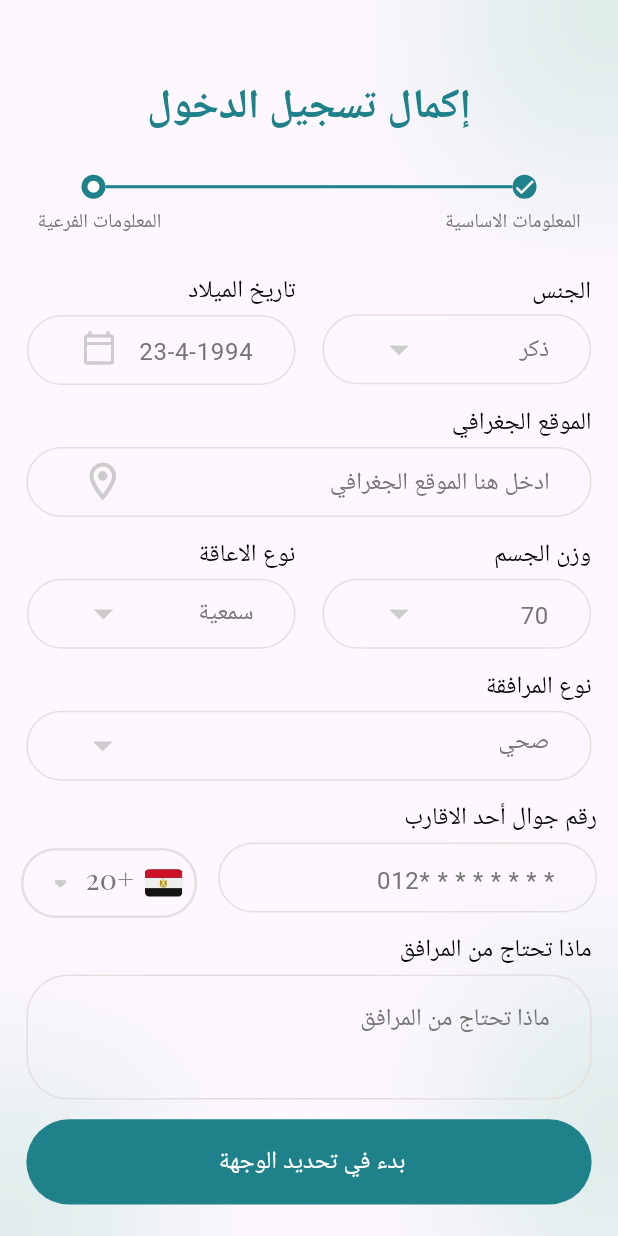
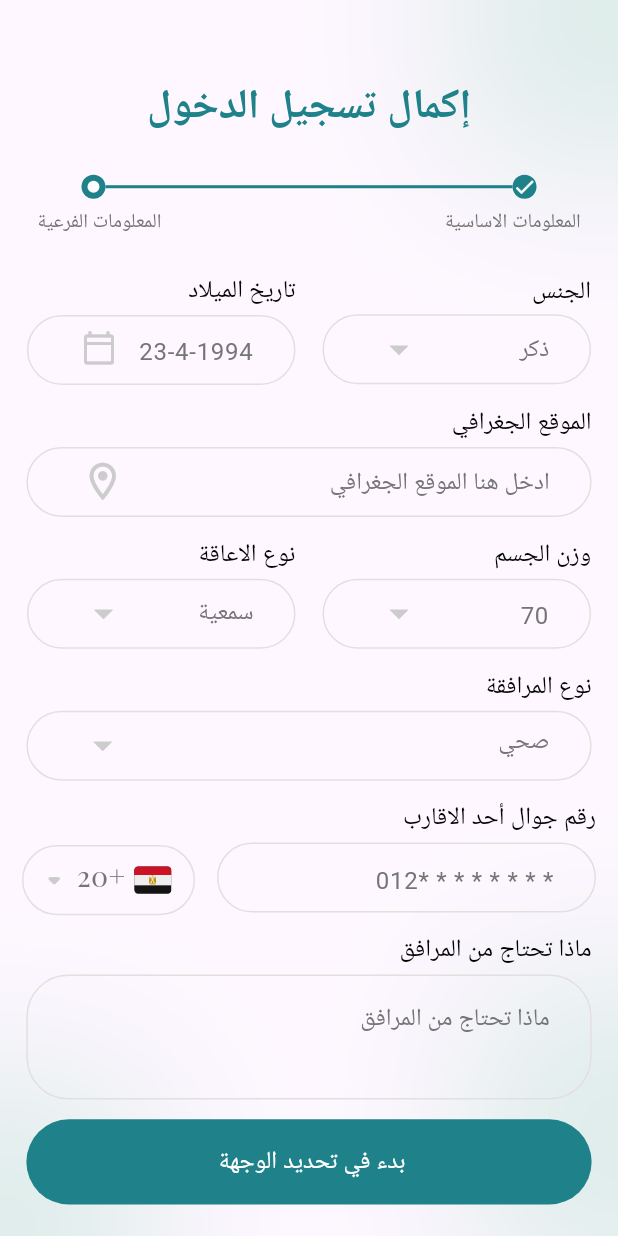
Before and after one commit to amrEsma3il/tyasar, a Flutter app: the LoginContinue screen opened by its route, after a tap on "الخطوة التالية", on a phone screen of 412 x 824 dp. Run offline on Flutter 3.47's test engine with Material 3 defaults, Android fonts, the phone set to English and light mode, and no system bars; our stand-ins replace dio, flutter_screenutil, flutter_svg, fluttertoast, get, shared_preferences; accounts and stored records are empty; Roboto replaces fonts that are missing (regular); project files that could hold a hidden picture were left out.

Commit message:
some handle on auth screens

```diff
--- a/lib/controller/auth/login_controller.dart
+++ b/lib/controller/auth/login_controller.dart
@@ -19,7 +19,7 @@ FocusNode textFieldFocus=FocusNode();
 nextEvent(){
 
 
-  Get.toNamed(AppRouteName.loginContinue);
+  Get.toNamed(AppRouteName.verifyCode);
 }
 
 
--- a/lib/core/utilits/widgets/input_field_with_label.dart
+++ b/lib/core/utilits/widgets/input_field_with_label.dart
@@ -3,8 +3,7 @@
 
 import 'package:flutter/material.dart';
 import 'package:flutter_screenutil/flutter_screenutil.dart';
-import 'package:get/get.dart';
-import 'package:tyasart/controller/auth/login_continue_controller.dart';
+
 import '../../../config/themes/styles.dart';
 import 'custom_text_field.dart';
 
@@ -28,13 +27,9 @@ final int? maxLines;
          label,
           style: TextStyles.font16WhiteSemiBold.copyWith(color: Colors.black),
         ),
-         GetBuilder<LoginContinueController>(
-           builder: (controller) {
-             return SizedBox(
-              height: 4.h,
-                     );
-           }
-         ),
+         SizedBox(
+          height: 4.h,
+                 ),
         Padding(
           padding:  EdgeInsets.only(bottom: 13.h),
           child: CustomTextField(
--- a/lib/view/widgets/auth/login_continue/sub_information/input_section_sub_info.dart
+++ b/lib/view/widgets/auth/login_continue/sub_information/input_section_sub_info.dart
@@ -8,6 +8,7 @@ import '../../../../../controller/auth/login_continue_controller.dart';
 import '../../../../../core/constant/color.dart';
 import '../../../../../core/constant/imgaeasset.dart';
 import '../../../../../core/utilits/widgets/custom_submattied_button.dart';
+import '../../../../../core/utilits/widgets/custom_text_field.dart';
 import '../../../../../core/utilits/widgets/input_field_with_label.dart';
 
 class LoginContinueSubInformation extends StatelessWidget {
@@ -108,24 +109,24 @@ class LoginContinueSubInformation extends StatelessWidget {
                 hint: "* * * * * * * *012",
                 label: "رقم جوال أحد الاقارب",
                 width: 230),
-            GestureDetector(
-              onTap: () {},
-              child: Container(
-                margin: const EdgeInsets.only(top: 22),
-                width: 107.w,
+            Padding(
+              padding: EdgeInsets.only(top: 18.h),
+              child: CustomTextField(
+                controller: TextEditingController(),
+                paddingBottom: 30.h,
                 height: 46.h,
-                decoration: BoxDecoration(
-                    borderRadius: BorderRadius.circular(30),
-                    border: Border.all(width: 1.7, color: AppColor.softGray)),
-                child: Row(
+                width: 105.w,
+                onTap: () {},
+                hintText: '20+',
+                prefixWidget: Row(
                     mainAxisAlignment: MainAxisAlignment.spaceBetween,
                     children: [
-                      const SizedBox(
-                        width: 4,
+                      SizedBox(
+                        width: 11.w,
                       ),
                       SvgPicture.asset(AppImageAsset.egypt),
                       Padding(
-                        padding: const EdgeInsets.only(bottom: 5, right: 3),
+                        padding: EdgeInsets.only(bottom: 5.w, right: 3.w),
                         child: Text(
                           '+20',
                           style: TextStyles.font13GrayRegular
@@ -137,12 +138,12 @@ class LoginContinueSubInformation extends StatelessWidget {
                         size: 25,
                         color: AppColor.iconsColor,
                       ),
-                      const SizedBox(
-                        width: 8,
+                      SizedBox(
+                        width: 5.w,
                       ),
                     ]),
               ),
-            ),
+            )
           ]),
           InputFieldWithLabel(
               height: 81.h,
@@ -160,7 +161,9 @@ class LoginContinueSubInformation extends StatelessWidget {
               style: TextStyles.font16WhiteSemiBold,
             ),
           ),
-          SizedBox(height: 10.h,)
+          SizedBox(
+            height: 10.h,
+          )
         ],
       ),
     );
```
Also changed, not shown: lib/view/widgets/auth/login/input_section.dart (+23 -33 lines).
